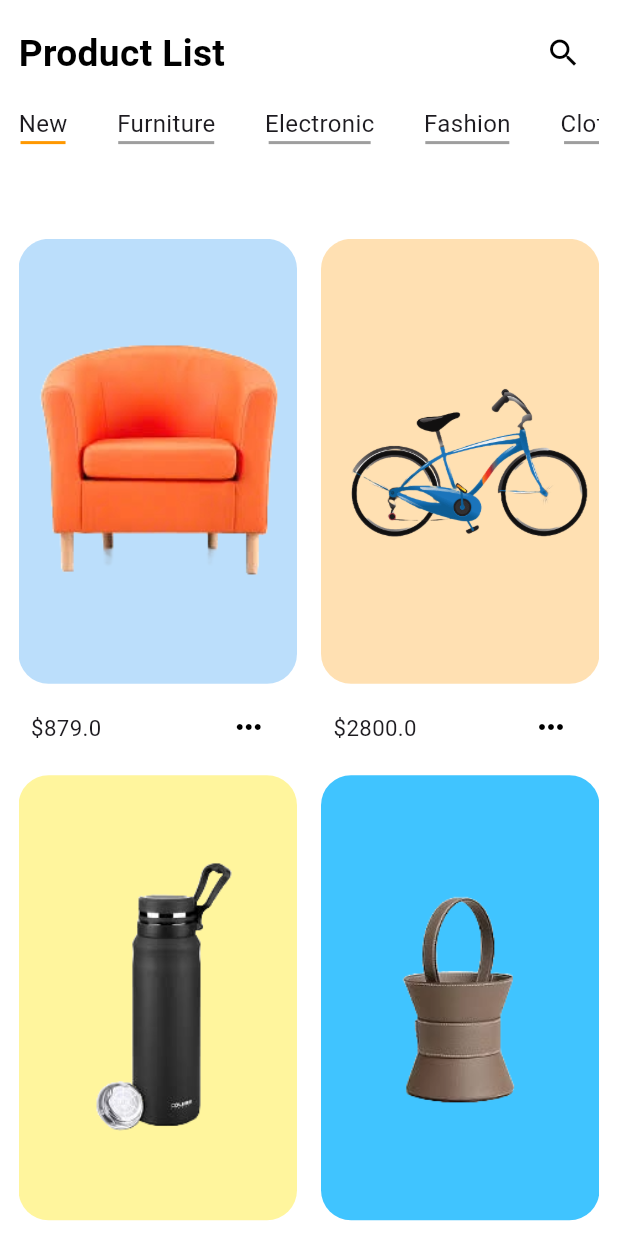
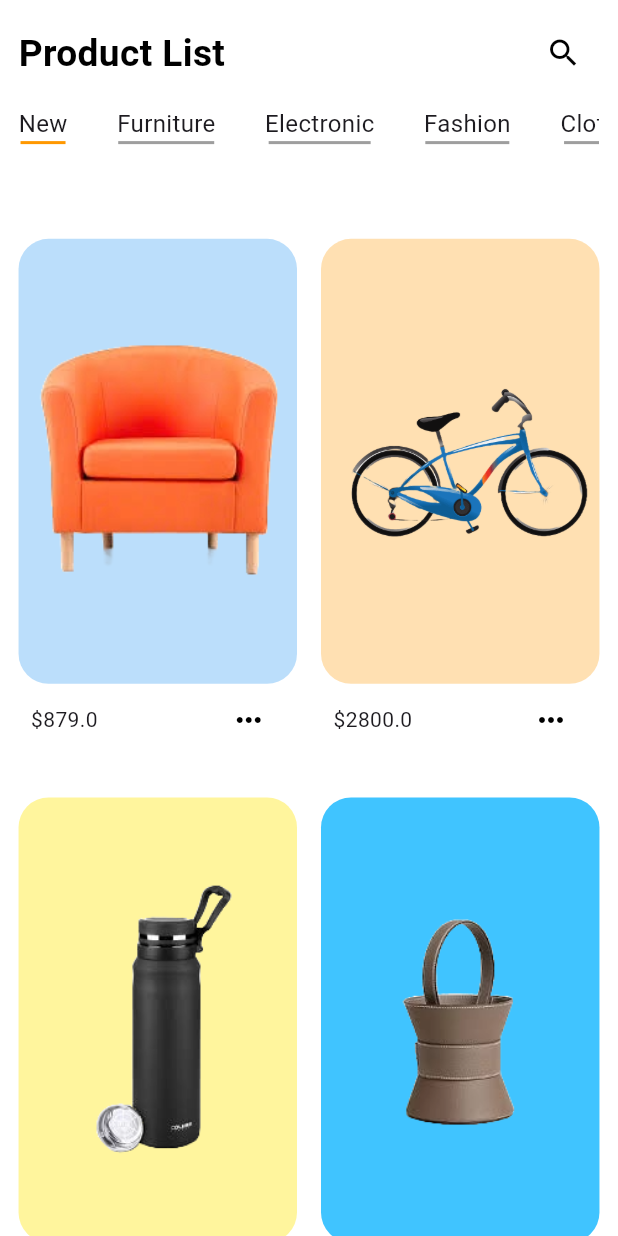
Before and after one commit to OtabekNuriddinov/shopping, a Flutter app: the ProductsScreen screen opened directly, on a phone screen of 412 x 824 dp. Run offline on Flutter 3.47's test engine with Material 3 defaults, Android fonts, the phone set to English and light mode, and no system bars; our stand-ins replace flutter_svg.

Commit message:
[07] responsive bo'ldi

```diff
--- a/lib/screen/home_screen.dart
+++ b/lib/screen/home_screen.dart
@@ -31,7 +31,7 @@ class _HomeScreenState extends State<HomeScreen> {
       body: SingleChildScrollView(
         child: Padding(
           padding: EdgeInsets.symmetric(
-              vertical: height * 0.14, horizontal: width * 0.14),
+              vertical: height * 0.1, horizontal: width * 0.1),
           child: Column(
             crossAxisAlignment: CrossAxisAlignment.center,
             children: [
--- a/lib/screen/products_screen.dart
+++ b/lib/screen/products_screen.dart
@@ -148,8 +148,7 @@ class _ProductsScreenState extends State<ProductsScreen> {
                     Product item = Products.productsList[index];
                     return Container(
                       color: AppColors.white,
-                      child: SingleChildScrollView(
-                        child: Column(
+                      child: Column(
                           mainAxisSize: MainAxisSize.min,
                           crossAxisAlignment: CrossAxisAlignment.start,
                           children: [
@@ -183,14 +182,13 @@ class _ProductsScreenState extends State<ProductsScreen> {
                                   ),
                                 ),
                             ),
-                            SizedBox(height: 5),
                             Padding(
                               padding: EdgeInsets.only(left: width * 0.02, right: width * 0.02),
                               child: Row(
                                 children: [
                                   Text(
                                     "\$${item.price}",
-                                    style: TextStyle(fontSize: width * 0.036),
+                                    style: TextStyle(fontSize: 14),
                                   ),
                                   Spacer(),
                                   IconButton(
@@ -205,11 +203,11 @@ class _ProductsScreenState extends State<ProductsScreen> {
                             ),
                           ],
                         ),
-                      ),
+
                     );
                   }),
                   gridDelegate: SliverGridDelegateWithFixedCrossAxisCount(
-                    childAspectRatio: (width / 2) / (height * 0.46),
+                    childAspectRatio: (width / 2) / (height * 0.48),
                     crossAxisSpacing: 16,
                     mainAxisSpacing: 16,
                     crossAxisCount: 2,
--- a/lib/servis/user_service.dart
+++ b/lib/servis/user_service.dart
@@ -6,7 +6,9 @@ class UserService{
   static final UserService _singleton = UserService._();
   factory UserService() => _singleton;
 
-  final List<User> _usersList = [];
+  final List<User> _usersList = [
+    User(id: 1, name: "Otabek", email: "otabeknuriddinov7808@gmail.com", password: "Otabek7808")
+  ];
   List<User> get usersList => _usersList;
 
   User? finding(String email, String password){
```
Also changed, not shown: lib/core/components/my_cart_widget.dart (+4 -4 lines).
